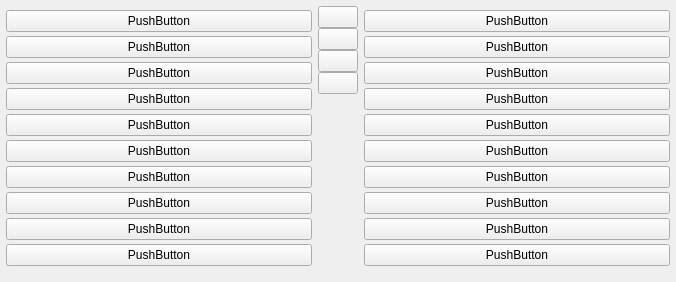
Above: ui/filelist.ui from skriticos/tab_opener before the change. Below: the same form after it.
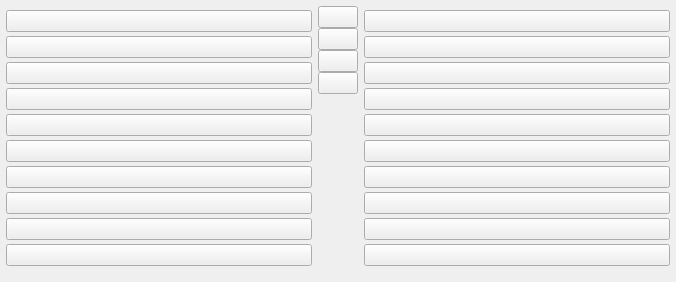
That is the form after the change. Icons and pictures are not drawn. Custom widgets are drawn as their Qt base class.

Patch:
```diff
--- a/ui/filelist.ui
+++ b/ui/filelist.ui
@@ -41,7 +41,7 @@
       <item>
        <widget class="HoverButton" name="wflrb0">
         <property name="text">
-         <string>PushButton</string>
+         <string/>
         </property>
         <property name="checkable">
          <bool>true</bool>
@@ -51,7 +51,7 @@
       <item>
        <widget class="HoverButton" name="wflrb1">
         <property name="text">
-         <string>PushButton</string>
+         <string/>
         </property>
         <property name="checkable">
          <bool>true</bool>
@@ -61,7 +61,7 @@
       <item>
        <widget class="HoverButton" name="wflrb2">
         <property name="text">
-         <string>PushButton</string>
+         <string/>
         </property>
         <property name="checkable">
          <bool>true</bool>
@@ -71,7 +71,7 @@
       <item>
        <widget class="HoverButton" name="wflrb3">
         <property name="text">
-         <string>PushButton</string>
+         <string/>
         </property>
         <property name="checkable">
          <bool>true</bool>
@@ -81,7 +81,7 @@
       <item>
        <widget class="HoverButton" name="wflrb4">
         <property name="text">
-         <string>PushButton</string>
+         <string/>
         </property>
         <property name="checkable">
          <bool>true</bool>
@@ -91,7 +91,7 @@
       <item>
        <widget class="HoverButton" name="wflrb5">
         <property name="text">
-         <string>PushButton</string>
+         <string/>
         </property>
         <property name="checkable">
          <bool>true</bool>
@@ -101,7 +101,7 @@
       <item>
        <widget class="HoverButton" name="wflrb6">
         <property name="text">
-         <string>PushButton</string>
+         <string/>
         </property>
         <property name="checkable">
          <bool>true</bool>
@@ -111,7 +111,7 @@
       <item>
        <widget class="HoverButton" name="wflrb7">
         <property name="text">
-         <string>PushButton</string>
+         <string/>
         </property>
         <property name="checkable">
          <bool>true</bool>
@@ -121,7 +121,7 @@
       <item>
        <widget class="HoverButton" name="wflrb8">
         <property name="text">
-         <string>PushButton</string>
+         <string/>
         </property>
         <property name="checkable">
          <bool>true</bool>
@@ -131,7 +131,7 @@
       <item>
        <widget class="HoverButton" name="wflrb9">
         <property name="text">
-         <string>PushButton</string>
+         <string/>
         </property>
         <property name="checkable">
          <bool>true</bool>
@@ -255,7 +255,7 @@
       <item>
        <widget class="HoverButton" name="wflpb0">
         <property name="text">
-         <string>PushButton</string>
+         <string/>
         </property>
         <property name="checkable">
          <bool>true</bool>
@@ -265,7 +265,7 @@
       <item>
        <widget class="HoverButton" name="wflpb1">
         <property name="text">
-         <string>PushButton</string>
+         <string/>
         </property>
         <property name="checkable">
          <bool>true</bool>
@@ -275,7 +275,7 @@
       <item>
        <widget class="HoverButton" name="wflpb2">
         <property name="text">
-         <string>PushButton</string>
+         <string/>
         </property>
         <property name="checkable">
          <bool>true</bool>
@@ -285,7 +285,7 @@
       <item>
        <widget class="HoverButton" name="wflpb3">
         <property name="text">
-         <string>PushButton</string>
+         <string/>
         </property>
         <property name="checkable">
          <bool>true</bool>
@@ -295,7 +295,7 @@
       <item>
        <widget class="HoverButton" name="wflpb4">
         <property name="text">
-         <string>PushButton</string>
+         <string/>
         </property>
         <property name="checkable">
          <bool>true</bool>
@@ -305,7 +305,7 @@
       <item>
        <widget class="HoverButton" name="wflpb5">
         <property name="text">
-         <string>PushButton</string>
+         <string/>
         </property>
         <property name="checkable">
          <bool>true</bool>
@@ -315,7 +315,7 @@
       <item>
        <widget class="HoverButton" name="wflpb6">
         <property name="text">
-         <string>PushButton</string>
+         <string/>
         </property>
         <property name="checkable">
          <bool>true</bool>
@@ -325,7 +325,7 @@
       <item>
        <widget class="HoverButton" name="wflpb7">
         <property name="text">
-         <string>PushButton</string>
+         <string/>
         </property>
         <property name="checkable">
          <bool>true</bool>
@@ -335,7 +335,7 @@
       <item>
        <widget class="HoverButton" name="wflpb8">
         <property name="text">
-         <string>PushButton</string>
+         <string/>
         </property>
         <property name="checkable">
          <bool>true</bool>
@@ -345,7 +345,7 @@
       <item>
        <widget class="HoverButton" name="wflpb9">
         <property name="text">
-         <string>PushButton</string>
+         <string/>
         </property>
         <property name="checkable">
          <bool>true</bool>
@@ -363,6 +363,11 @@
    <extends>QPushButton</extends>
    <header>hoverbutton.h</header>
   </customwidget>
+  <customwidget>
+   <class>FileButton</class>
+   <extends>QPushButton</extends>
+   <header>filebutton.h</header>
+  </customwidget>
  </customwidgets>
  <resources>
   <include location="../images.qrc"/>
```
Left out of the diff: 84 changed lines with no effect on the pictures.
